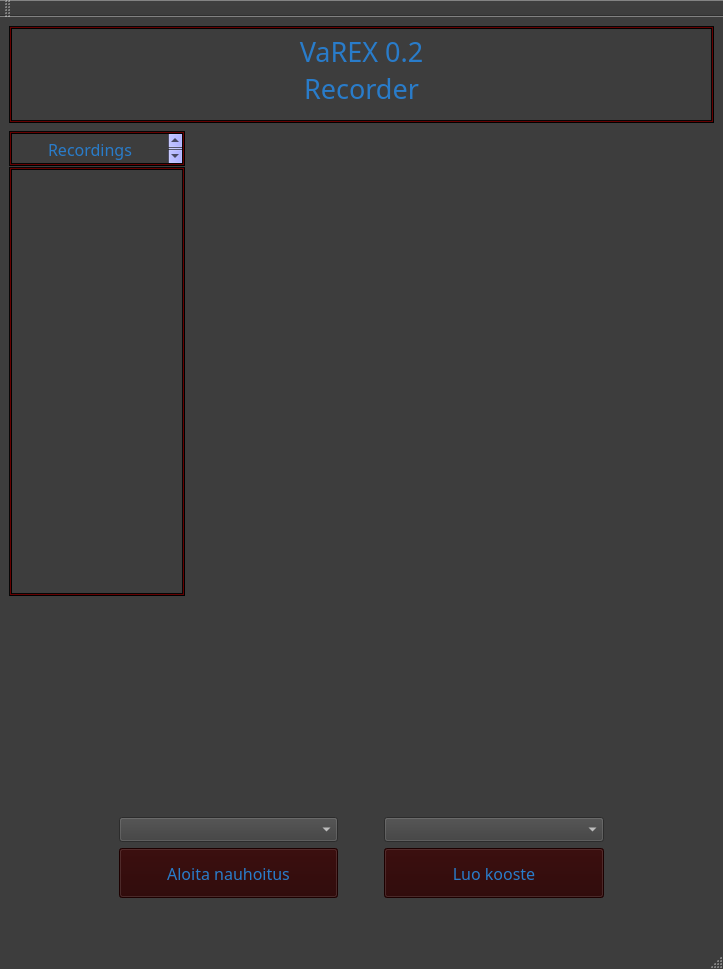
Old version of the form VaREX_APP/VaREX/mainwindow.ui in the repository Vallehtelia/VaREX.
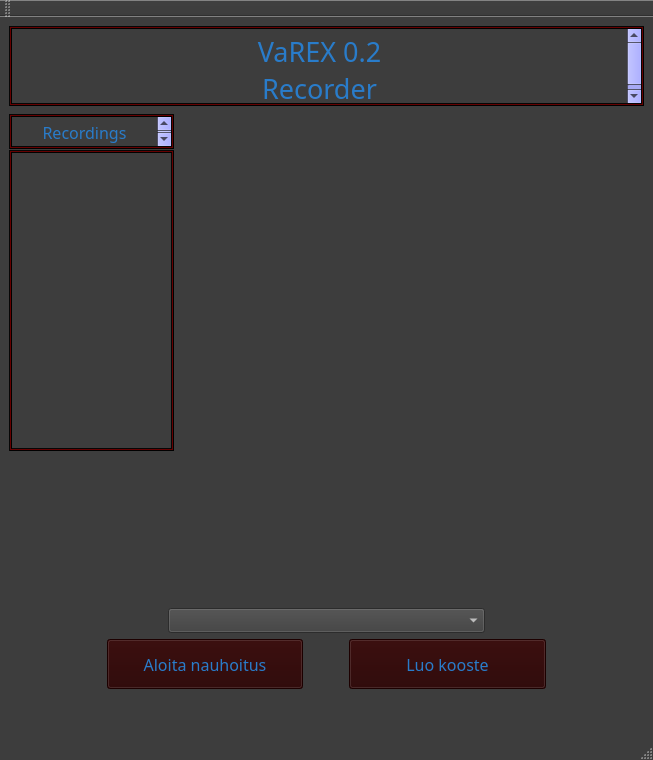
New version of the form. Icons and pictures are not drawn.

Diff of the .ui file:
```diff
--- a/VaREX_APP/VaREX/mainwindow.ui
+++ b/VaREX_APP/VaREX/mainwindow.ui
@@ -9,8 +9,8 @@
    <rect>
     <x>0</x>
     <y>0</y>
-    <width>723</width>
-    <height>969</height>
+    <width>653</width>
+    <height>760</height>
    </rect>
   </property>
   <property name="sizePolicy">
@@ -853,7 +853,7 @@
          </layout>
         </item>
         <item>
-         <layout class="QVBoxLayout" name="verticalLayout_8" stretch="5">
+         <layout class="QVBoxLayout" name="verticalLayout_8" stretch="5,0">
           <property name="topMargin">
            <number>13</number>
           </property>
@@ -870,6 +870,87 @@
             </property>
            </spacer>
           </item>
+          <item>
+           <widget class="QLabel" name="stereoMixMissing">
+            <property name="sizePolicy">
+             <sizepolicy hsizetype="Expanding" vsizetype="Expanding">
+              <horstretch>0</horstretch>
+              <verstretch>0</verstretch>
+             </sizepolicy>
+            </property>
+            <property name="palette">
+             <palette>
+              <active>
+               <colorrole role="WindowText">
+                <brush brushstyle="SolidPattern">
+                 <color alpha="255">
+                  <red>238</red>
+                  <green>0</green>
+                  <blue>4</blue>
+                 </color>
+                </brush>
+               </colorrole>
+               <colorrole role="Button">
+                <brush brushstyle="SolidPattern">
+                 <color alpha="255">
+                  <red>255</red>
+                  <green>0</green>
+                  <blue>4</blue>
+                 </color>
+                </brush>
+               </colorrole>
+              </active>
+              <inactive>
+               <colorrole role="WindowText">
+                <brush brushstyle="SolidPattern">
+                 <color alpha="255">
+                  <red>238</red>
+                  <green>0</green>
+                  <blue>4</blue>
+                 </color>
+                </brush>
+               </colorrole>
+               <colorrole role="Button">
+                <brush brushstyle="SolidPattern">
+                 <color alpha="255">
+                  <red>255</red>
+                  <green>0</green>
+                  <blue>4</blue>
+                 </color>
+                </brush>
+               </colorrole>
+              </inactive>
+              <disabled>
+               <colorrole role="Button">
+                <brush brushstyle="SolidPattern">
+                 <color alpha="255">
+                  <red>255</red>
+                  <green>0</green>
+                  <blue>4</blue>
+                 </color>
+                </brush>
+               </colorrole>
+              </disabled>
+             </palette>
+            </property>
+            <property name="font">
+             <font>
+              <family>Century Gothic</family>
+              <pointsize>16</pointsize>
+              <bold>true</bold>
+             </font>
+            </property>
+            <property name="text">
+             <string/>
+            </property>
+            <property name="scaledContents">
+             <bool>true</bool>
+            </property>
+            <property name="alignment">
+             <set>Qt::AlignmentFlag::AlignCenter</set>
+            </property>
+           </widget>
+          </item>
          </layout>
         </item>
         <item>
@@ -888,7 +969,7 @@
        </layout>
       </item>
       <item>
-       <layout class="QHBoxLayout" name="horizontalLayout_3" stretch="1,2,0,2,1">
+       <layout class="QHBoxLayout" name="horizontalLayout_3" stretch="1,2,1">
         <item>
          <spacer name="horizontalSpacer_5">
           <property name="orientation">
@@ -1221,338 +1302,6 @@
           </property>
          </widget>
         </item>
-        <item>
-         <spacer name="horizontalSpacer_7">
-          <property name="orientation">
-           <enum>Qt::Orientation::Horizontal</enum>
-          </property>
-          <property name="sizeHint" stdset="0">
-           <size>
-            <width>40</width>
-            <height>20</height>
-           </size>
-          </property>
-         </spacer>
-        </item>
-        <item>
-         <widget class="QComboBox" name="outputDeviceComboBox">
-          <property name="minimumSize">
-           <size>
-            <width>165</width>
-            <height>0</height>
-           </size>
-          </property>
-          <property name="maximumSize">
-           <size>
-            <width>400</width>
-            <height>16777215</height>
-           </size>
-          </property>
-          <property name="palette">
-           <palette>
-            <active>
-             <colorrole role="WindowText">
-              <brush brushstyle="SolidPattern">
-               <color alpha="255">
-                <red>61</red>
-                <green>61</green>
-                <blue>61</blue>
-               </color>
-              </brush>
-             </colorrole>
-             <colorrole role="Button">
-              <brush brushstyle="SolidPattern">
-               <color alpha="255">
-                <red>61</red>
-                <green>61</green>
-                <blue>61</blue>
-               </color>
-              </brush>
-             </colorrole>
-             <colorrole role="Dark">
-              <brush brushstyle="SolidPattern">
-               <color alpha="255">
-                <red>6</red>
-                <green>6</green>
-                <blue>6</blue>
-               </color>
-              </brush>
-             </colorrole>
-             <colorrole role="Mid">
-              <brush brushstyle="SolidPattern">
-               <color alpha="255">
-                <red>102</red>
-                <green>0</green>
-                <blue>0</blue>
-               </color>
-              </brush>
-             </colorrole>
-             <colorrole role="Text">
-              <brush brushstyle="SolidPattern">
-               <color alpha="255">
-                <red>255</red>
-                <green>255</green>
-                <blue>255</blue>
-               </color>
-              </brush>
-             </colorrole>
-             <colorrole role="ButtonText">
-              <brush brushstyle="SolidPattern">
-               <color alpha="255">
-                <red>255</red>
-                <green>255</green>
-                <blue>255</blue>
-               </color>
-              </brush>
-             </colorrole>
-             <colorrole role="Base">
-              <brush brushstyle="SolidPattern">
-               <color alpha="255">
-                <red>61</red>
-                <green>61</green>
-                <blue>61</blue>
-               </color>
-              </brush>
-             </colorrole>
-             <colorrole role="Window">
-              <brush brushstyle="SolidPattern">
-               <color alpha="255">
-                <red>61</red>
-                <green>61</green>
-                <blue>61</blue>
-               </color>
-              </brush>
-             </colorrole>
-             <colorrole role="Shadow">
-              <brush brushstyle="SolidPattern">
-               <color alpha="255">
-                <red>52</red>
-                <green>52</green>
-                <blue>52</blue>
-               </color>
-              </brush>
-             </colorrole>
-             <colorrole role="PlaceholderText">
-              <brush brushstyle="SolidPattern">
-               <color alpha="128">
-                <red>255</red>
-                <green>255</green>
-                <blue>255</blue>
-               </color>
-              </brush>
-             </colorrole>
-            </active>
-            <inactive>
-             <colorrole role="WindowText">
-              <brush brushstyle="SolidPattern">
-               <color alpha="255">
-                <red>61</red>
-                <green>61</green>
-                <blue>61</blue>
-               </color>
-              </brush>
-             </colorrole>
-             <colorrole role="Button">
-              <brush brushstyle="SolidPattern">
-               <color alpha="255">
-                <red>61</red>
-                <green>61</green>
-                <blue>61</blue>
-               </color>
-              </brush>
-             </colorrole>
-             <colorrole role="Dark">
-              <brush brushstyle="SolidPattern">
-               <color alpha="255">
-                <red>6</red>
-                <green>6</green>
-                <blue>6</blue>
-               </color>
-              </brush>
-             </colorrole>
-             <colorrole role="Mid">
-              <brush brushstyle="SolidPattern">
-               <color alpha="255">
-                <red>102</red>
-                <green>0</green>
-                <blue>0</blue>
-               </color>
-              </brush>
-             </colorrole>
-             <colorrole role="Text">
-              <brush brushstyle="SolidPattern">
-               <color alpha="255">
-                <red>255</red>
-                <green>255</green>
-                <blue>255</blue>
-               </color>
-              </brush>
-             </colorrole>
-             <colorrole role="ButtonText">
-              <brush brushstyle="SolidPattern">
-               <color alpha="255">
-                <red>255</red>
-                <green>255</green>
-                <blue>255</blue>
-               </color>
-              </brush>
-             </colorrole>
-             <colorrole role="Base">
-              <brush brushstyle="SolidPattern">
-               <color alpha="255">
-                <red>61</red>
-                <green>61</green>
-                <blue>61</blue>
-               </color>
-              </brush>
-             </colorrole>
-             <colorrole role="Window">
-              <brush brushstyle="SolidPattern">
-               <color alpha="255">
-                <red>61</red>
-                <green>61</green>
-                <blue>61</blue>
-               </color>
-              </brush>
-             </colorrole>
-             <colorrole role="Shadow">
-              <brush brushstyle="SolidPattern">
-               <color alpha="255">
-                <red>52</red>
-                <green>52</green>
-                <blue>52</blue>
-               </color>
-              </brush>
-             </colorrole>
-             <colorrole role="PlaceholderText">
-              <brush brushstyle="SolidPattern">
-               <color alpha="128">
-                <red>255</red>
-                <green>255</green>
-                <blue>255</blue>
-               </color>
-              </brush>
-             </colorrole>
-            </inactive>
-            <disabled>
-             <colorrole role="WindowText">
-              <brush brushstyle="SolidPattern">
-               <color alpha="255">
-                <red>6</red>
-                <green>6</green>
-                <blue>6</blue>
-               </color>
-              </brush>
-             </colorrole>
-             <colorrole role="Button">
-              <brush brushstyle="SolidPattern">
-               <color alpha="255">
-                <red>61</red>
-                <green>61</green>
-                <blue>61</blue>
-               </color>
-              </brush>
-             </colorrole>
-             <colorrole role="Dark">
-              <brush brushstyle="SolidPattern">
-               <color alpha="255">
-                <red>6</red>
-                <green>6</green>
-                <blue>6</blue>
-               </color>
-              </brush>
-             </colorrole>
-             <colorrole role="Mid">
-              <brush brushstyle="SolidPattern">
-               <color alpha="255">
-                <red>102</red>
-                <green>0</green>
-                <blue>0</blue>
-               </color>
-              </brush>
-             </colorrole>
-             <colorrole role="Text">
-              <brush brushstyle="SolidPattern">
-               <color alpha="255">
-                <red>6</red>
-                <green>6</green>
-                <blue>6</blue>
-               </color>
-              </brush>
-             </colorrole>
-             <colorrole role="ButtonText">
-              <brush brushstyle="SolidPattern">
-               <color alpha="255">
-                <red>6</red>
-                <green>6</green>
-                <blue>6</blue>
-               </color>
-              </brush>
-             </colorrole>
-             <colorrole role="Base">
-              <brush brushstyle="SolidPattern">
-               <color alpha="255">
-                <red>61</red>
-                <green>61</green>
-                <blue>61</blue>
-               </color>
-              </brush>
-             </colorrole>
-             <colorrole role="Window">
-              <brush brushstyle="SolidPattern">
-               <color alpha="255">
-                <red>61</red>
-                <green>61</green>
-                <blue>61</blue>
-               </color>
-              </brush>
-             </colorrole>
-             <colorrole role="Shadow">
-              <brush brushstyle="SolidPattern">
-               <color alpha="255">
-                <red>52</red>
-                <green>52</green>
-                <blue>52</blue>
-               </color>
-              </brush>
-             </colorrole>
-             <colorrole role="PlaceholderText">
-              <brush brushstyle="SolidPattern">
-               <color alpha="128">
-                <red>255</red>
-                <green>255</green>
-                <blue>255</blue>
-               </color>
-              </brush>
-             </colorrole>
-            </disabled>
-           </palette>
-          </property>
-          <property name="styleSheet">
-           <string notr="true">QComboBox {
-    background-color: #3d3d3d;
-    color: white; /* tekstin väri, jos haluat */
-}
-
-/* Alasvetolista (Popup) */
-QComboBox QAbstractItemView {
-    background-color: #3d3d3d;
-    color: white;
-    selection-background-color: #5e5e5e; /* korostusväri klikatulle */
-}
-
-/* Vuorottelu jokatoiselle riville: */
-QComboBox QAbstractItemView::item {
-    background-color: #3d3d3d;
-}
-
-/* Jokatoiselle riville vähän eriväri: */
-QComboBox QAbstractItemView::item:alternate {
-    background-color: #5e5e5e;
-}</string>
-          </property>
-         </widget>
-        </item>
         <item>
          <spacer name="horizontalSpacer_6">
           <property name="orientation">
```
Left out of the diff: 2 changed lines with no effect on the pictures.
